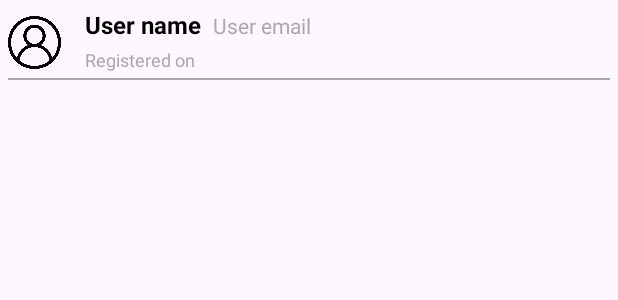
After one commit to SumanTanwar/SocialTrailsAndroid, an Android app: the layout items_users.xml on its own in the app's theme, with its tools: preview values and no code run, on a phone screen of 412 x 824 dp. The commit adds this screen. Shown: the top 300 px of the screen. Run offline under Robolectric (Android 15) with nearby library versions, the phone set to English and light mode, and no system bars.

Commit message:
User list at admin side done

```diff
--- a/app/src/main/AndroidManifest.xml
+++ b/app/src/main/AndroidManifest.xml
@@ -15,6 +15,10 @@
         android:supportsRtl="true"
         android:theme="@style/Theme.SocialTrailsApp"
         tools:targetApi="31">
+
+        <activity android:name=".adminpanel.AdminListofUsersActivity"
+            android:exported="false" />
+
         <activity
             android:name=".EditProfileActivity"
             android:exported="false" />
--- a/app/src/main/java/com/example/socialtrailsapp/Interface/IUserInterface.java
+++ b/app/src/main/java/com/example/socialtrailsapp/Interface/IUserInterface.java
@@ -1,9 +1,15 @@
 package com.example.socialtrailsapp.Interface;
 
 import com.example.socialtrailsapp.ModelData.Users;
+
+import java.util.List;
 
 public interface IUserInterface {
     void createUser(Users user, OperationCallback callback);
     void getUserByID(String uid, DataOperationCallback<Users> callback);
     void setNotification(String userID, boolean isEnabled, OperationCallback callback);
+    public void setbackdeleteProfile(String userID);
+    public void deleteProfile(String userID, OperationCallback callback);
+    void getRegularUserList(DataOperationCallback<List<Users>> callback);
+
 }
--- /dev/null
+++ b/app/src/main/res/layout/items_users.xml
@@ -0,0 +1,72 @@
+<?xml version="1.0" encoding="utf-8"?>
+<LinearLayout xmlns:android="http://schemas.android.com/apk/res/android"
+    android:layout_width="match_parent"
+    android:layout_height="wrap_content"
+    android:orientation="vertical"
+    android:padding="5dp"
+
+    android:background="?android:attr/selectableItemBackground">
+
+    <LinearLayout
+        android:layout_width="match_parent"
+        android:layout_height="wrap_content"
+        android:orientation="horizontal"
+        android:gravity="center_vertical">
+
+        <ImageView
+            android:id="@+id/imgProfilePicture"
+            android:layout_width="35dp"
+            android:layout_height="35dp"
+            android:layout_marginEnd="16dp"
+            android:src="@drawable/user" />
+
+        <LinearLayout
+            android:layout_width="0dp"
+            android:layout_height="wrap_content"
+            android:layout_weight="1"
+            android:orientation="vertical">
+
+            <LinearLayout
+                android:layout_width="wrap_content"
+                android:layout_height="wrap_content"
+                android:orientation="horizontal">
+
+                <TextView
+                    android:id="@+id/txtUserName"
+                    android:layout_width="wrap_content"
+                    android:layout_height="wrap_content"
+                    android:text="User name"
+                    android:textSize="16sp"
+                    android:textColor="@android:color/black"
+                    android:textStyle="bold"
+                    android:layout_marginEnd="8dp"/>
+
+                <TextView
+                    android:id="@+id/txtEmail"
+                    android:layout_width="wrap_content"
+                    android:layout_height="wrap_content"
+                    android:text="User email"
+                    android:textSize="14sp"
+                    android:textColor="@android:color/darker_gray"/>
+            </LinearLayout>
+
+            <TextView
+                android:id="@+id/txtRegisteredDate"
+                android:layout_width="wrap_content"
+                android:layout_height="wrap_content"
+                android:text="Registered on"
+                android:textSize="12sp"
+                android:textColor="@android:color/darker_gray"
+                android:layout_marginTop="4dp"
+                android:layout_marginBottom="4dp"/>
+        </LinearLayout>
+    </LinearLayout>
+
+    <!-- Separator Line -->
+    <View
+        android:layout_width="match_parent"
+        android:layout_height="1dp"
+
+        android:background="@android:color/darker_gray" />
+
+</LinearLayout>
--- a/app/src/main/res/menu/admin_nav_menu.xml
+++ b/app/src/main/res/menu/admin_nav_menu.xml
@@ -5,17 +5,17 @@
         android:icon="@drawable/home"
         android:title="" />
     <item
-        android:id="@+id/navigation_search"
+        android:id="@+id/navigation_userlist"
         android:icon="@drawable/account"
         android:title=""
         />
     <item
-        android:id="@+id/navigation_post"
+        android:id="@+id/navigation_usersreport"
         android:icon="@drawable/reports"
         android:title=""
         />
     <item
-        android:id="@+id/navigation_profile"
+        android:id="@+id/navigation_issuewarning"
         android:icon="@drawable/warning_issues"
         android:title=""
         />
```
Also changed, not shown: app/src/main/java/com/example/socialtrailsapp/Utility/UserService.java (+31 -0 lines), app/src/main/java/com/example/socialtrailsapp/adminpanel/AdminBottomMenuActivity.java (+7 -2 lines), app/src/main/java/com/example/socialtrailsapp/adminpanel/AdminListofUsersActivity.java (added, +63 -0 lines), app/src/main/java/com/example/socialtrailsapp/adminpanel/AdminUserAdapter.java (added, +72 -0 lines), app/src/main/res/layout/activity_admin_listof_users.xml (added, +25 -0 lines).
